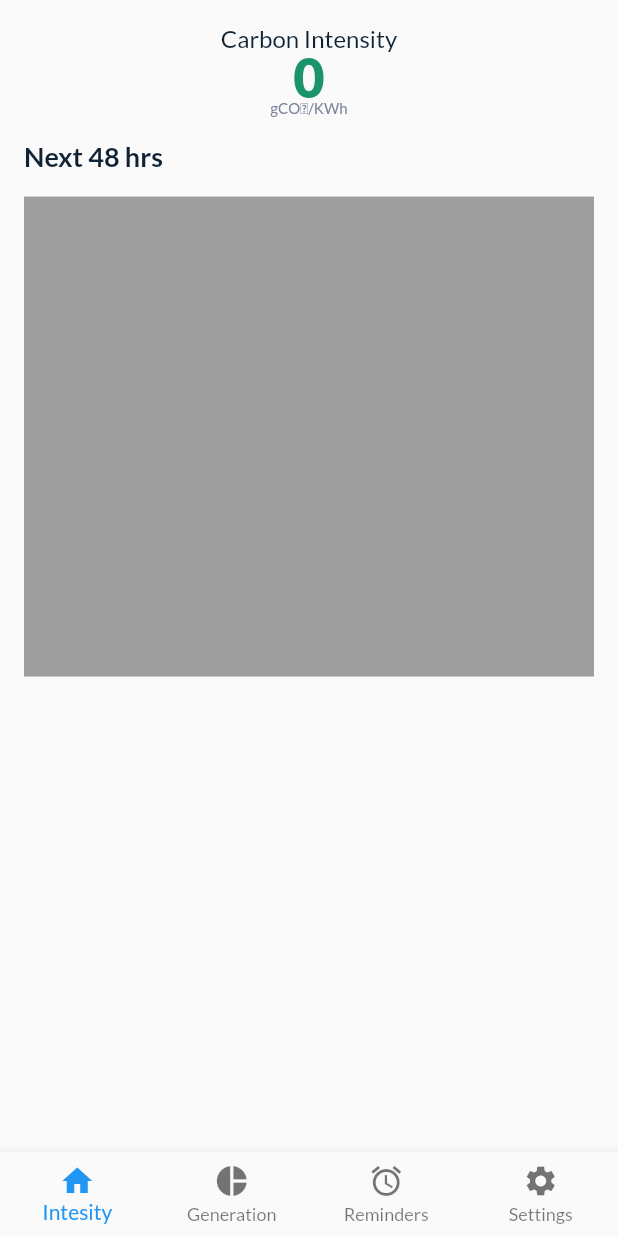
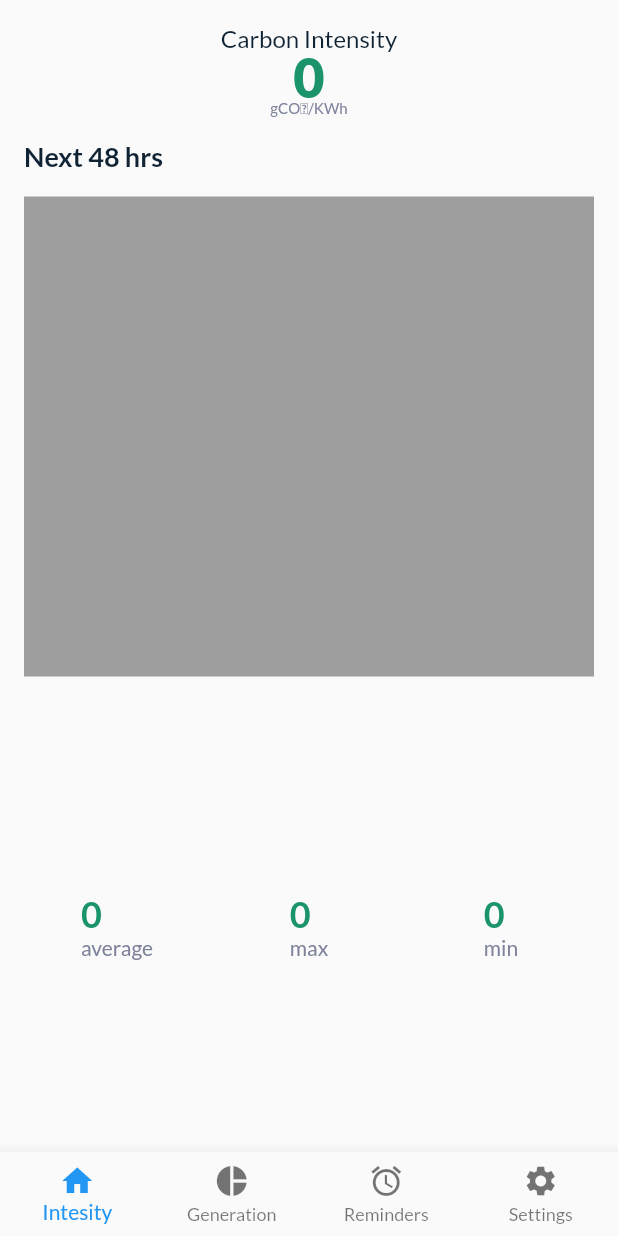
Before and after one commit to Zambrella/enviro_app, a Flutter app: the screen it shows after launch, on a phone screen of 412 x 824 dp. Run offline on Flutter 3.47's test engine with Material 2 defaults, Android fonts, the phone set to English and light mode, and no system bars; our stand-ins replace bloc, flutter_bloc; network calls fail.

Commit message:
Tidied up layout of intensity page stats

```diff
--- a/lib/ui/intensity_page/intensity_page_stats.dart
+++ b/lib/ui/intensity_page/intensity_page_stats.dart
@@ -8,40 +8,83 @@ class IntensityPageStats extends StatefulWidget {
   _IntensityPageStatsState createState() => _IntensityPageStatsState();
 }
 
-class _IntensityPageStatsState extends State<IntensityPageStats> {
+class _IntensityPageStatsState extends State<IntensityPageStats>
+    with TickerProviderStateMixin {
+  AnimationController _textAnimationController;
+  IntTween _intTweenAverage;
+  IntTween _intTweenMax;
+  IntTween _intTweenMin;
+  Animation<int> _averageAnimation;
+  Animation<int> _maxAnimation;
+  Animation<int> _minAnimation;
+
   @override
   void initState() {
     super.initState();
     context.read<IntensityCubit>().loadNationalIntensityData();
+    _textAnimationController = AnimationController(
+        vsync: this, duration: Duration(milliseconds: 1000));
+    _intTweenAverage = IntTween(begin: 0, end: 1);
+    _intTweenMax = IntTween(begin: 0, end: 1);
+    _intTweenMin = IntTween(begin: 0, end: 1);
+    _averageAnimation = _intTweenAverage.animate(_textAnimationController);
+    _maxAnimation = _intTweenMax.animate(_textAnimationController);
+    _minAnimation = _intTweenMin.animate(_textAnimationController);
+  }
+
+  @override
+  void dispose() {
+    super.dispose();
+    _textAnimationController.dispose();
   }
 
   @override
   Widget build(BuildContext context) {
-    return Expanded(
-      child: BlocBuilder<IntensityCubit, IntensityState>(
-        builder: (context, state) {
+    return BlocListener<IntensityCubit, IntensityState>(
+      listener: (context, state) {
         if (state is IntensityFetchSuccess) {
-            return Row(
+          // Set the end values of tween animation to be values from stats api call
+          _intTweenAverage.end = state.intensityStatistics.average;
+          _intTweenMax.end = state.intensityStatistics.max;
+          _intTweenMin.end = state.intensityStatistics.min;
+
+          // Set the animation rolling after the data has loaded
+          _textAnimationController.forward();
+        }
+      },
+      child: Expanded(
+        child: Row(
           mainAxisAlignment: MainAxisAlignment.spaceEvenly,
           children: [
-                SingleStatistic(
-                  value: state.intensityStatistics.average,
+            AnimatedBuilder(
+              animation: _averageAnimation,
+              builder: (context, child) {
+                return SingleStatistic(
+                  value: _averageAnimation.value,
                   label: 'average',
+                );
+              },
             ),
-                SingleStatistic(
-                  value: state.intensityStatistics.max,
+            AnimatedBuilder(
+              animation: _maxAnimation,
+              builder: (context, child) {
+                return SingleStatistic(
+                  value: _maxAnimation.value,
                   label: 'max',
+                );
+              },
             ),
-                SingleStatistic(
-                  value: state.intensityStatistics.min,
+            AnimatedBuilder(
+              animation: _minAnimation,
+              builder: (context, child) {
+                return SingleStatistic(
+                  value: _minAnimation.value,
                   label: 'min',
+                );
+              },
             ),
           ],
-            );
-          } else {
-            return Container();
-          }
-        },
+        ),
       ),
     );
   }
@@ -53,9 +96,14 @@ class SingleStatistic extends StatelessWidget {
   SingleStatistic({@required this.value, @required this.label});
   @override
   Widget build(BuildContext context) {
-    return Column(
+    return Container(
+      width: 100,
+      child: Column(
         // Center required to get them to be in the middle of the flexible space
         mainAxisAlignment: MainAxisAlignment.center,
+        crossAxisAlignment: CrossAxisAlignment.center,
+        children: [
+          Column(
             crossAxisAlignment: CrossAxisAlignment.start,
             children: [
               Text(
@@ -70,6 +118,9 @@ class SingleStatistic extends StatelessWidget {
                 style: Theme.of(context).textTheme.bodyText2,
               )
             ],
+          ),
+        ],
+      ),
     );
   }
 }
```
Lines whose indentation alone changed are shown as unchanged.
